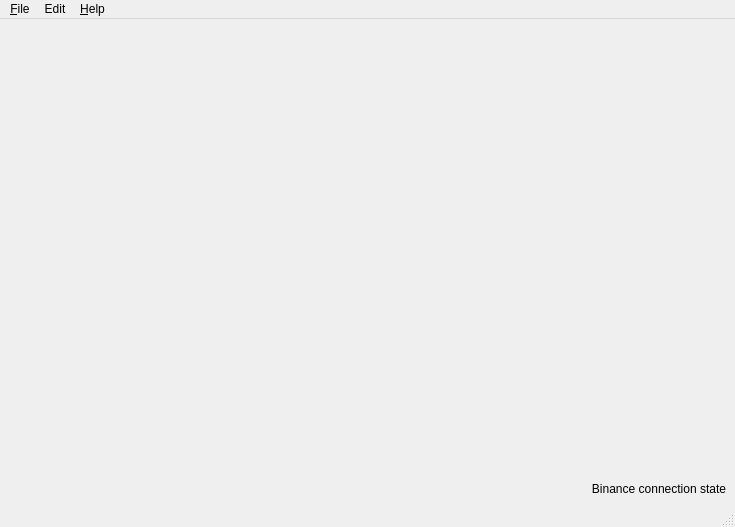
Before: the Qt Designer form resources/Resource_BinanceSupervision_main.ui in SergenTaz/BinanceSupervision, drawn with Qt 5.
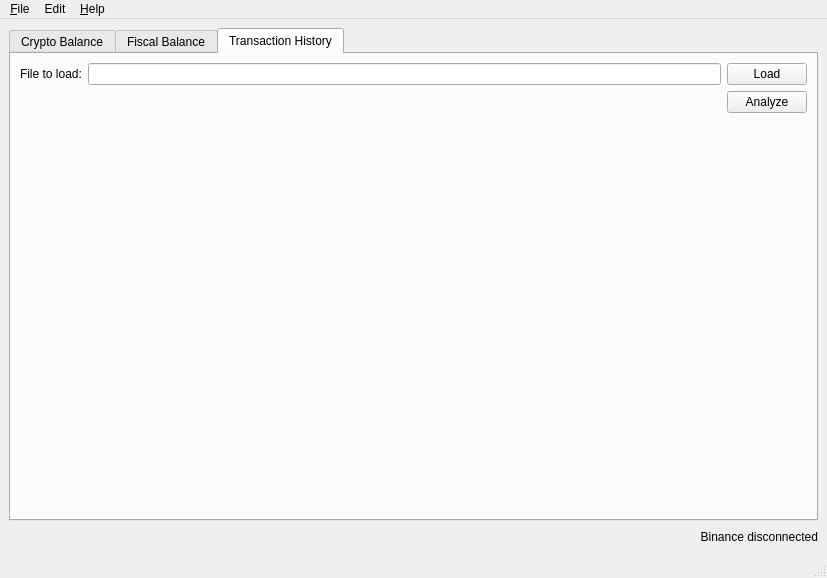
After: the same form once the commit is applied. The open tabs and pages were chosen to show the change. Icons and pictures are not drawn.

Commit message: Add tabs : - crypto balance - fiscal balance - transaction history   |   ----> For this one, the functionality to load a file has been implemented and the analyze of the file must be done (class model_csvAnalyzer created)

What changed in the file:
```diff
--- a/resources/Resource_BinanceSupervision_main.ui
+++ b/resources/Resource_BinanceSupervision_main.ui
@@ -6,8 +6,8 @@
    <rect>
     <x>0</x>
     <y>0</y>
-    <width>735</width>
-    <height>527</height>
+    <width>827</width>
+    <height>578</height>
    </rect>
   </property>
   <property name="windowTitle">
@@ -21,16 +21,142 @@
   </property>
   <widget class="QWidget" name="centralwidget">
    <layout class="QGridLayout" name="gridLayout">
-    <item row="0" column="0">
-     <widget class="QLabel" name="label">
+    <item row="1" column="1">
+     <widget class="QLabel" name="label_BinanceState">
       <property name="text">
-       <string>Binance connection state</string>
+       <string>Binance disconnected</string>
       </property>
       <property name="alignment">
-       <set>Qt::AlignBottom|Qt::AlignRight|Qt::AlignTrailing</set>
+       <set>Qt::AlignRight|Qt::AlignTrailing|Qt::AlignVCenter</set>
       </property>
      </widget>
     </item>
+    <item row="0" column="0" colspan="2">
+     <widget class="QTabWidget" name="mainTab">
+      <property name="autoFillBackground">
+       <bool>false</bool>
+      </property>
+      <property name="currentIndex">
+       <number>0</number>
+      </property>
+      <widget class="QWidget" name="CryptoBalance">
+       <property name="layoutDirection">
+        <enum>Qt::LeftToRight</enum>
+       </property>
+       <attribute name="title">
+        <string>Crypto Balance</string>
+       </attribute>
+       <layout class="QGridLayout" name="gridLayout_3">
+        <item row="0" column="0">
+         <layout class="QGridLayout" name="gridLayout_2">
+          <item row="0" column="0">
+           <widget class="QTableView" name="tableView"/>
+          </item>
+         </layout>
+        </item>
+       </layout>
+      </widget>
+      <widget class="QWidget" name="FiscalBalance">
+       <attribute name="title">
+        <string>Fiscal Balance</string>
+       </attribute>
+       <layout class="QGridLayout" name="gridLayout_5">
+        <item row="0" column="0">
+         <layout class="QGridLayout" name="gridLayout_4">
+          <item row="1" column="1">
+           <spacer name="verticalSpacer">
+            <property name="orientation">
+             <enum>Qt::Vertical</enum>
+            </property>
+            <property name="sizeHint" stdset="0">
+             <size>
+              <width>20</width>
+              <height>40</height>
+             </size>
+            </property>
+           </spacer>
+          </item>
+          <item row="0" column="1">
+           <widget class="QLabel" name="label_2">
+            <property name="text">
+             <string>TextLabel</string>
+            </property>
+           </widget>
+          </item>
+          <item row="0" column="0">
+           <widget class="QLabel" name="label_3">
+            <property name="text">
+             <string>TextLabel</string>
+            </property>
+           </widget>
+          </item>
+         </layout>
+        </item>
+       </layout>
+      </widget>
+      <widget class="QWidget" name="TransactionHistory">
+       <attribute name="title">
+        <string>Transaction History</string>
+       </attribute>
+       <layout class="QGridLayout" name="gridLayout_7">
+        <item row="0" column="0">
+         <layout class="QGridLayout" name="gridLayout_6">
+          <item row="1" column="2">
+           <widget class="QPushButton" name="btn_AnalyzeFile">
+            <property name="text">
+             <string>Analyze</string>
+            </property>
+           </widget>
+          </item>
+          <item row="3" column="1">
+           <spacer name="verticalSpacer_2">
+            <property name="orientation">
+             <enum>Qt::Vertical</enum>
+            </property>
+            <property name="sizeHint" stdset="0">
+             <size>
+              <width>20</width>
+              <height>40</height>
+             </size>
+            </property>
+           </spacer>
+          </item>
+          <item row="0" column="2">
+           <widget class="QPushButton" name="btn_LoadFile">
+            <property name="text">
+             <string>Load</string>
+            </property>
+           </widget>
+          </item>
+          <item row="0" column="0">
+           <widget class="QLabel" name="lb_loadFile">
+            <property name="text">
+             <string>File to load:</string>
+            </property>
+           </widget>
+          </item>
+          <item row="0" column="1">
+           <widget class="QLineEdit" name="le_PathFile"/>
+          </item>
+         </layout>
+        </item>
+       </layout>
+      </widget>
+     </widget>
+    </item>
+    <item row="1" column="0">
+     <spacer name="horizontalSpacer">
+      <property name="orientation">
+       <enum>Qt::Horizontal</enum>
+      </property>
+      <property name="sizeHint" stdset="0">
+       <size>
+        <width>40</width>
+        <height>20</height>
+       </size>
+      </property>
+     </spacer>
+    </item>
    </layout>
   </widget>
   <widget class="QMenuBar" name="menubar">
@@ -38,7 +164,7 @@
     <rect>
      <x>0</x>
      <y>0</y>
-     <width>735</width>
+     <width>827</width>
      <height>21</height>
     </rect>
    </property>
```
Left out of the diff: 8 changed lines with no effect on the pictures. The commit also changes 10 other files.
